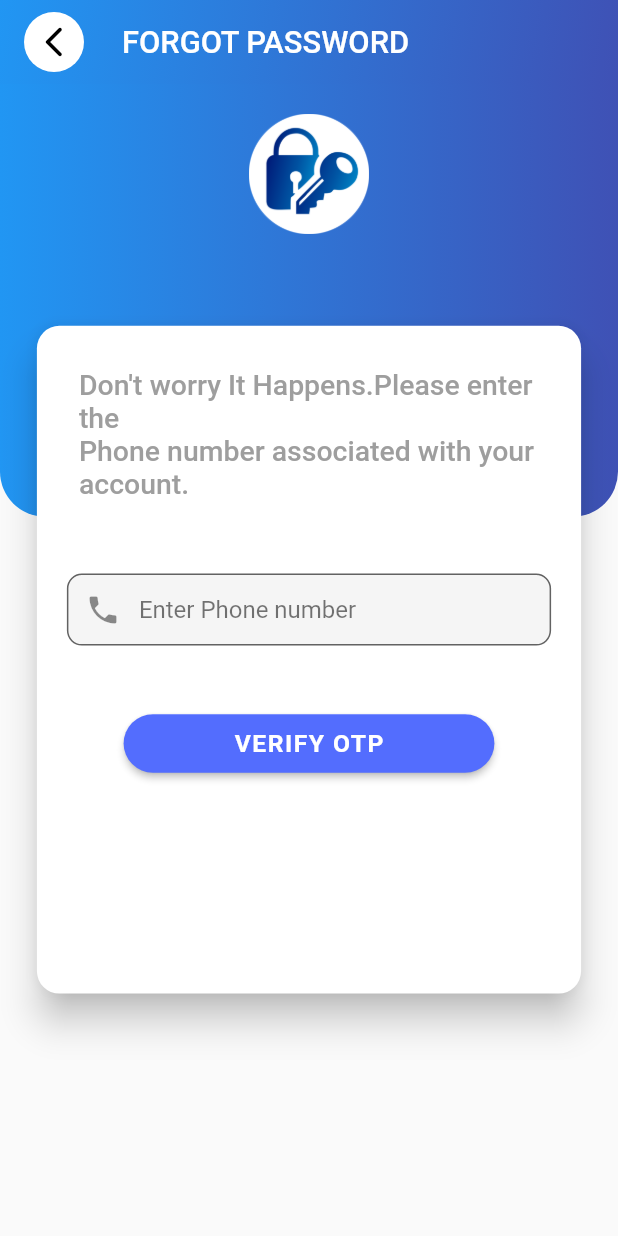
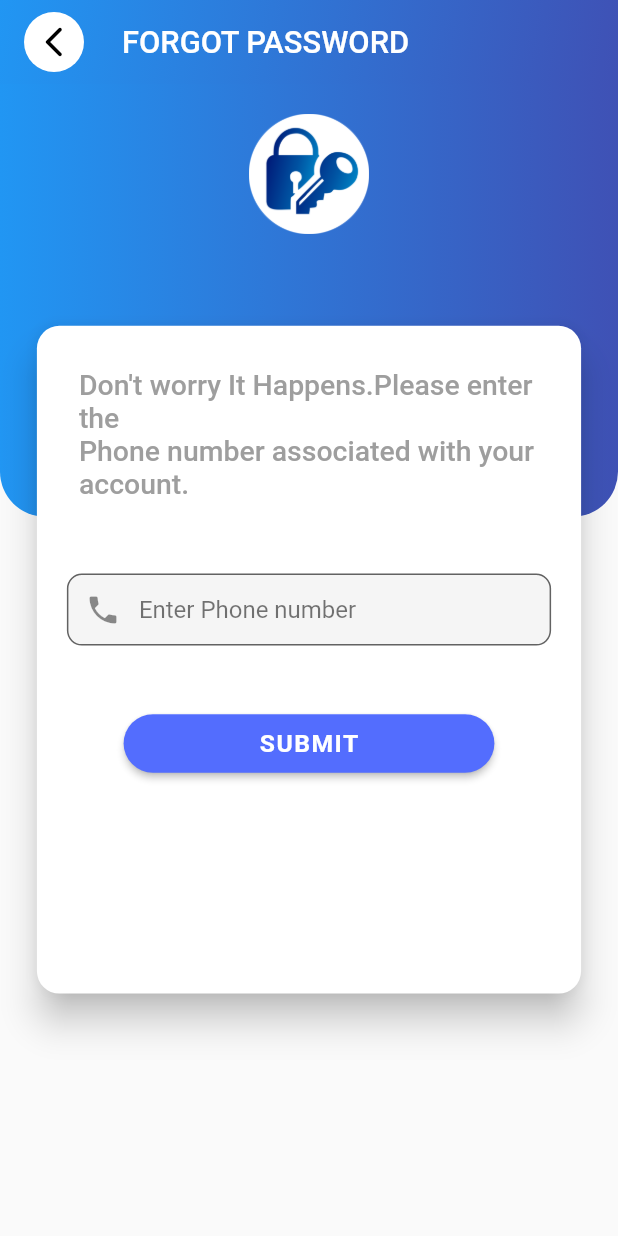
Before and after one commit to shivamkushwah47/task-management, a Flutter app: the ForgotView screen opened by its route, on a phone screen of 412 x 824 dp. Run offline on Flutter 3.47's test engine with Material 2 defaults, Android fonts, the phone set to English and light mode, and no system bars; our stand-ins replace animated_splash_screen, awesome_dialog, cloud_firestore, connectivity_plus, convex_bottom_bar, dropdown_search and 14 more; missing offline and left inert: calendar_appbar, fl_country_code_picker; accounts and stored records are empty.

Commit message:
Changes by krishna

```diff
--- a/lib/feature/Forgot_pass/view/Forgot_view.dart
+++ b/lib/feature/Forgot_pass/view/Forgot_view.dart
@@ -150,7 +150,7 @@ class ForgotView extends GetView<ForgotController> {
                                       width: Get.width*0.6,
                                        child:
                                        CustomButton(
-                                         title: "VERIFY OTP",
+                                         title: "SUBMIT",
                                          onPress: () {
                                            controller.ForgotPassword(context);
 
```
